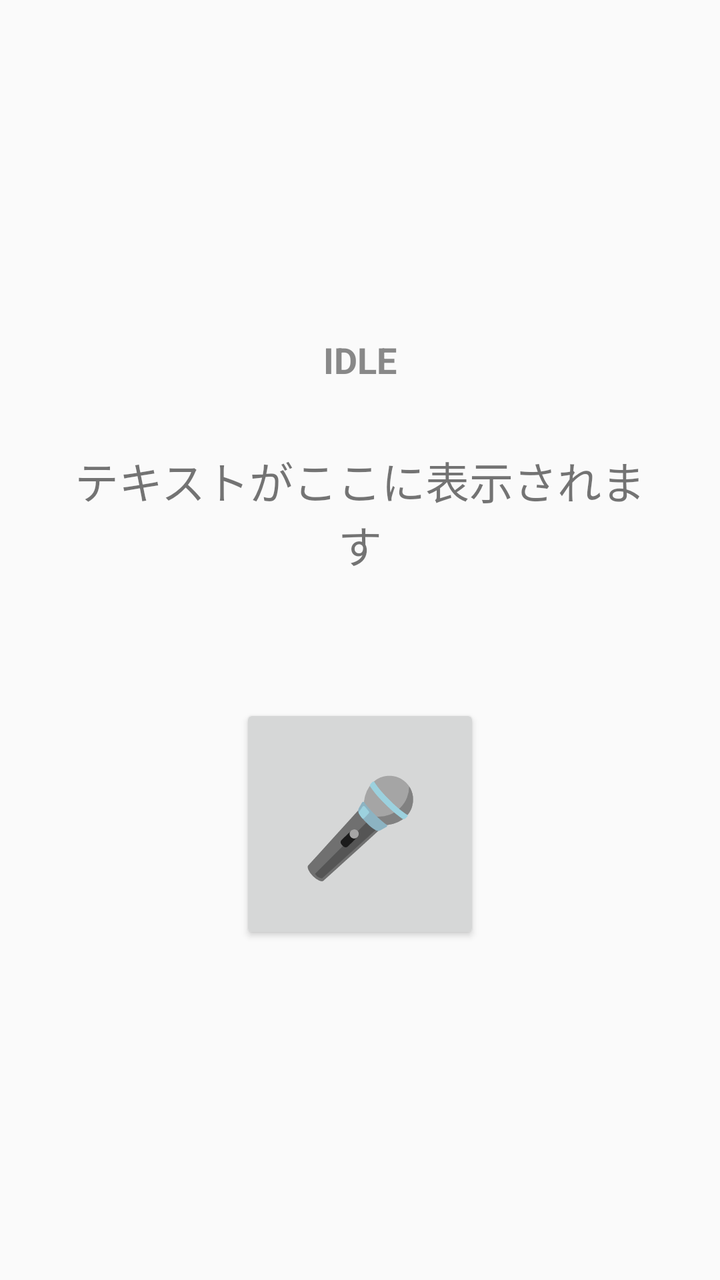
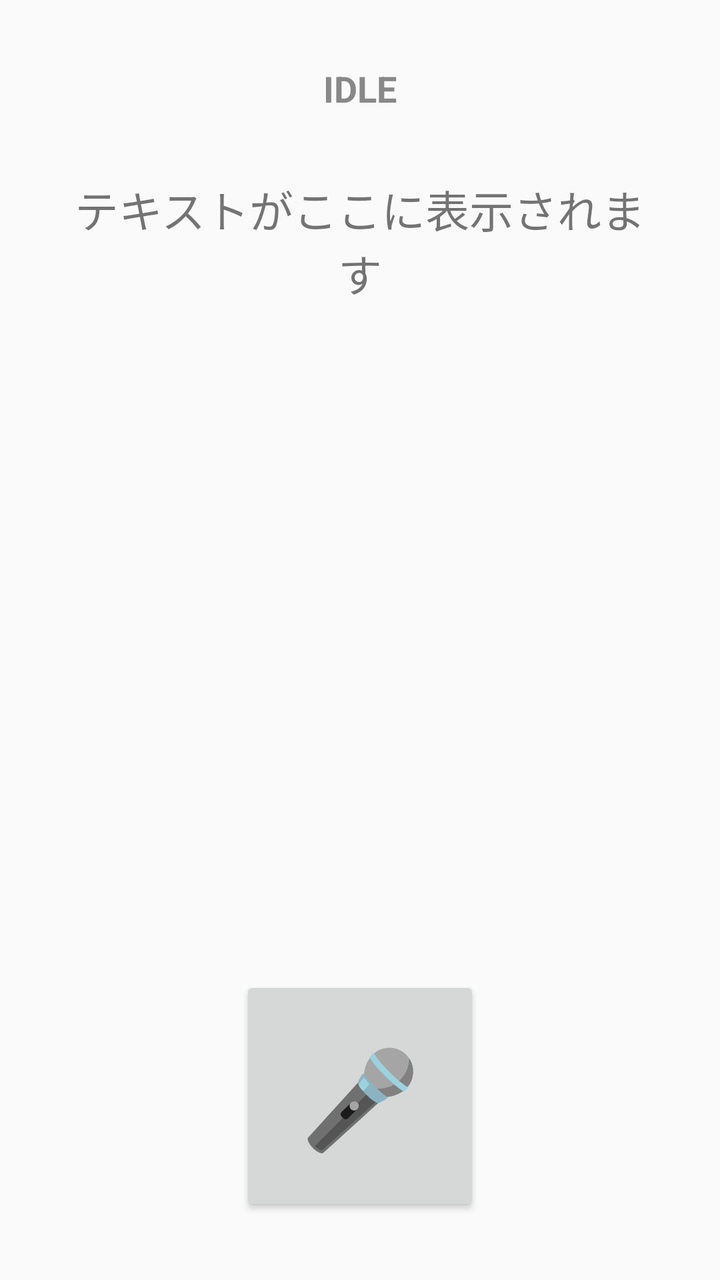

An Android layout rendered at two revisions. The XML below is the earlier revision; the diff shows what the commit changed to produce the second picture.
<!-- AndroidManifest.xml: application theme Theme.AppCompat.Light.NoActionBar -->
<!-- res/layout/fragment_main.xml -->
<?xml version="1.0" encoding="utf-8"?>
<LinearLayout xmlns:android="http://schemas.android.com/apk/res/android"
    android:layout_width="match_parent"
    android:layout_height="match_parent"
    android:gravity="center"
    android:orientation="vertical"
    android:padding="32dp">

    <TextView
        android:id="@+id/text_status"
        android:layout_width="wrap_content"
        android:layout_height="wrap_content"
        android:text="IDLE"
        android:textColor="#888888"
        android:textSize="18sp"
        android:textStyle="bold" />

    <TextView
        android:id="@+id/text_chat"
        android:layout_width="match_parent"
        android:layout_height="wrap_content"
        android:layout_marginTop="32dp"
        android:text="テキストがここに表示されます"
        android:textAlignment="center"
        android:textSize="22sp" />

    <Button
        android:id="@+id/button_mic"
        android:layout_width="120dp"
        android:layout_height="120dp"
        android:layout_marginTop="64dp"
        android:text="🎤"
        android:textSize="48sp" />

</LinearLayout>
<!-- resources referenced by this layout -->
<resources>

</resources>

<!-- the commit's change to res/layout/fragment_main.xml (unified diff, before → after) -->
@@ -2,7 +2,6 @@
 <LinearLayout xmlns:android="http://schemas.android.com/apk/res/android"
     android:layout_width="match_parent"
     android:layout_height="match_parent"
-    android:gravity="center"
     android:orientation="vertical"
     android:padding="32dp">
 
@@ -10,6 +9,7 @@
         android:id="@+id/text_status"
         android:layout_width="wrap_content"
         android:layout_height="wrap_content"
+        android:layout_gravity="center_horizontal"
         android:text="IDLE"
         android:textColor="#888888"
         android:textSize="18sp"
@@ -18,16 +18,19 @@
     <TextView
         android:id="@+id/text_chat"
         android:layout_width="match_parent"
-        android:layout_height="wrap_content"
+        android:layout_height="0dp"
+        android:layout_weight="1"
         android:layout_marginTop="32dp"
         android:text="テキストがここに表示されます"
         android:textAlignment="center"
-        android:textSize="22sp" />
+        android:textSize="22sp"
+        android:scrollbars="vertical" />
 
     <Button
         android:id="@+id/button_mic"
         android:layout_width="120dp"
         android:layout_height="120dp"
+        android:layout_gravity="center_horizontal"
         android:layout_marginTop="64dp"
         android:text="🎤"
         android:textSize="48sp" />
